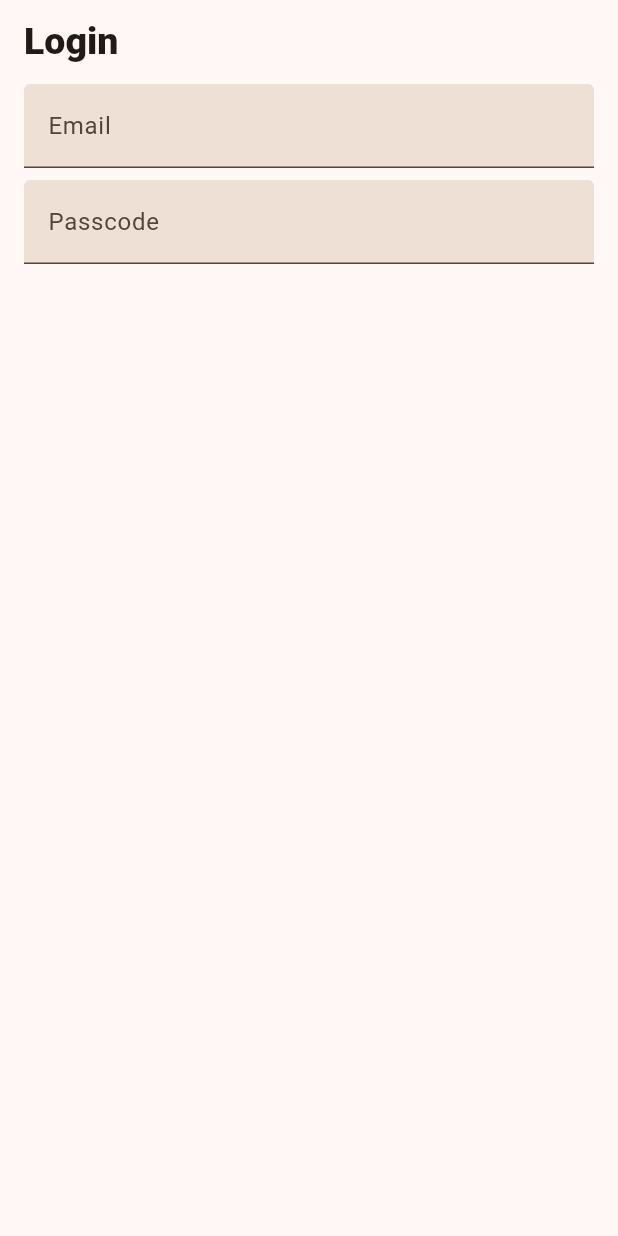
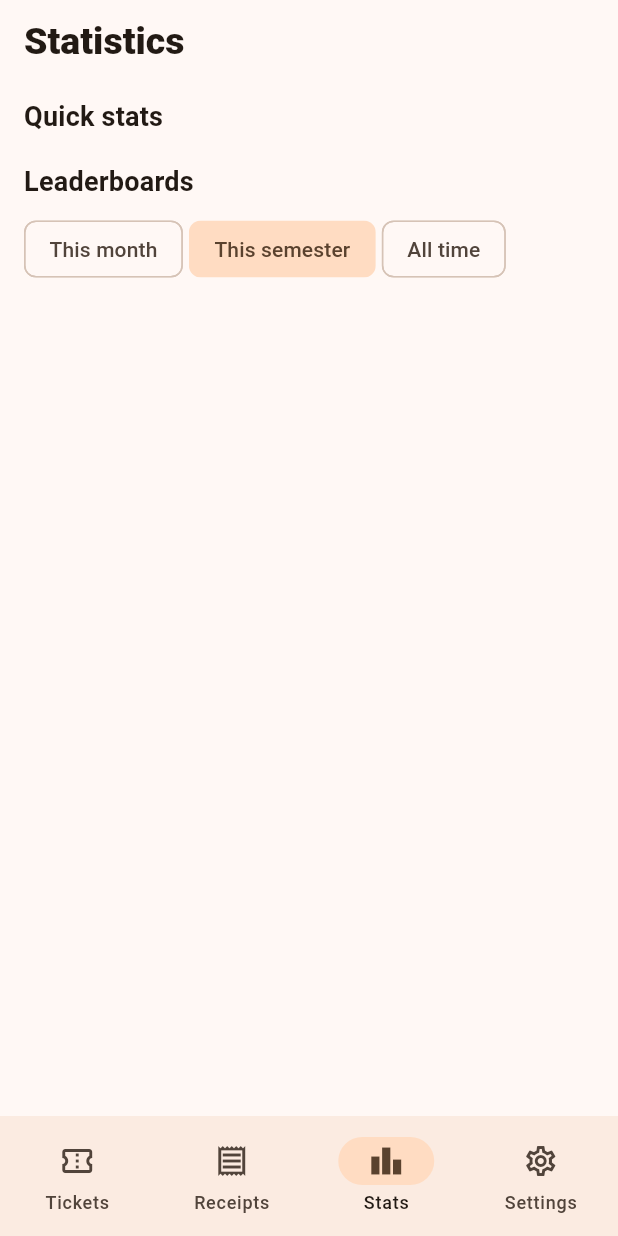
Before and after one commit to AnalogIO/mobile_app, a Flutter app: the screen it shows after launch, on a phone screen of 412 x 824 dp. Run offline on Flutter 3.47's test engine with Material 3 defaults, Android fonts, the phone set to English and light mode, and no system bars; our stand-ins replace bloc, chopper, equatable, flutter_bloc, fpdart, gap and 3 more; generated files the repository leaves out were written again.

Commit message:
add StatsScreen widget and update routing to set initial location to stats screen & renaming routes

```diff
--- a/lib/app/view/app.dart
+++ b/lib/app/view/app.dart
@@ -4,9 +4,10 @@ import 'package:router_test_app/app/view/details_screen.dart';
 import 'package:router_test_app/app/view/screen_with_next_page.dart';
 import 'package:router_test_app/login/login_screen.dart';
 import 'package:router_test_app/settings/view/settings_screen.dart';
+import 'package:router_test_app/stats/view/stats_screen.dart';
 
 final goRouter = GoRouter(
-  initialLocation: '/login',
+  initialLocation: '/stats',
   debugLogDiagnostics: true,
   routes: [
     GoRoute(
@@ -21,11 +22,11 @@ final goRouter = GoRouter(
         StatefulShellBranch(
           routes: [
             GoRoute(
-              path: '/a',
+              path: '/tickets',
               pageBuilder: (context, state) => const NoTransitionPage(
                 child: ScreenWithNextPage(
                   label: 'Tickets',
-                  nextPagePath: '/a/details',
+                  nextPagePath: '/tickets/details',
                 ),
               ),
               routes: [
@@ -40,11 +41,11 @@ final goRouter = GoRouter(
         StatefulShellBranch(
           routes: [
             GoRoute(
-              path: '/b',
+              path: '/receipts',
               pageBuilder: (context, state) => const NoTransitionPage(
                 child: ScreenWithNextPage(
                   label: 'Receipts',
-                  nextPagePath: '/b/details',
+                  nextPagePath: '/receipts/details',
                 ),
               ),
               routes: [
@@ -60,26 +61,16 @@ final goRouter = GoRouter(
         StatefulShellBranch(
           routes: [
             GoRoute(
-              path: '/c',
-              pageBuilder: (context, state) => const NoTransitionPage(
-                child: ScreenWithNextPage(
-                  label: 'Stats',
-                ),
-              ),
-              routes: [
-                GoRoute(
-                  path: 'details',
-                  builder: (context, state) =>
-                      const ReceiptsScreen(label: 'Stats'),
-                ),
-              ],
+              path: '/stats',
+              pageBuilder: (context, state) =>
+                  const NoTransitionPage(child: StatsScreen()),
             ),
           ],
         ),
         StatefulShellBranch(
           routes: [
             GoRoute(
-              path: '/d',
+              path: '/settings',
               pageBuilder: (context, state) =>
                   const NoTransitionPage(child: SettingsScreen()),
             ),
--- /dev/null
+++ b/lib/stats/view/stats_screen.dart
@@ -0,0 +1,57 @@
+import 'package:flutter/material.dart';
+import 'package:router_test_app/core/widgets/analog_app_bar.dart';
+import 'package:router_test_app/core/widgets/components/section_title.dart';
+
+class StatsScreen extends StatefulWidget {
+  const StatsScreen({super.key});
+
+  @override
+  State<StatsScreen> createState() => _StatsScreenState();
+}
+
+class _StatsScreenState extends State<StatsScreen> {
+  int _value = 1;
+
+  @override
+  Widget build(BuildContext context) {
+    return Scaffold(
+      appBar: const AnalogAppBar(title: 'Statistics'),
+      body: ListView(
+        children: [
+          const SectionTitle('Quick stats'),
+          Container(),
+          const SectionTitle('Leaderboards'),
+          Padding(
+            padding: const EdgeInsets.symmetric(horizontal: 16),
+            child: SingleChildScrollView(
+              scrollDirection: Axis.horizontal,
+              child: Row(
+                children: List.generate(
+                  3,
+                  (index) => Padding(
+                    padding: EdgeInsets.only(right: index < 2 ? 4 : 0),
+                    child: ChoiceChip(
+                      showCheckmark: false,
+                      label: Text(
+                        ['This month', 'This semester', 'All time'][index],
+                      ),
+                      selected: _value == index,
+                      onSelected: (bool selected) {
+                        if (selected) {
+                          setState(() {
+                            _value = index;
+                          });
+                        }
+                      },
+                    ),
+                  ),
+                ),
+              ),
+            ),
+          ),
+        ],
+      ),
+    );
+  }
+}
+//           ListTile(
```
